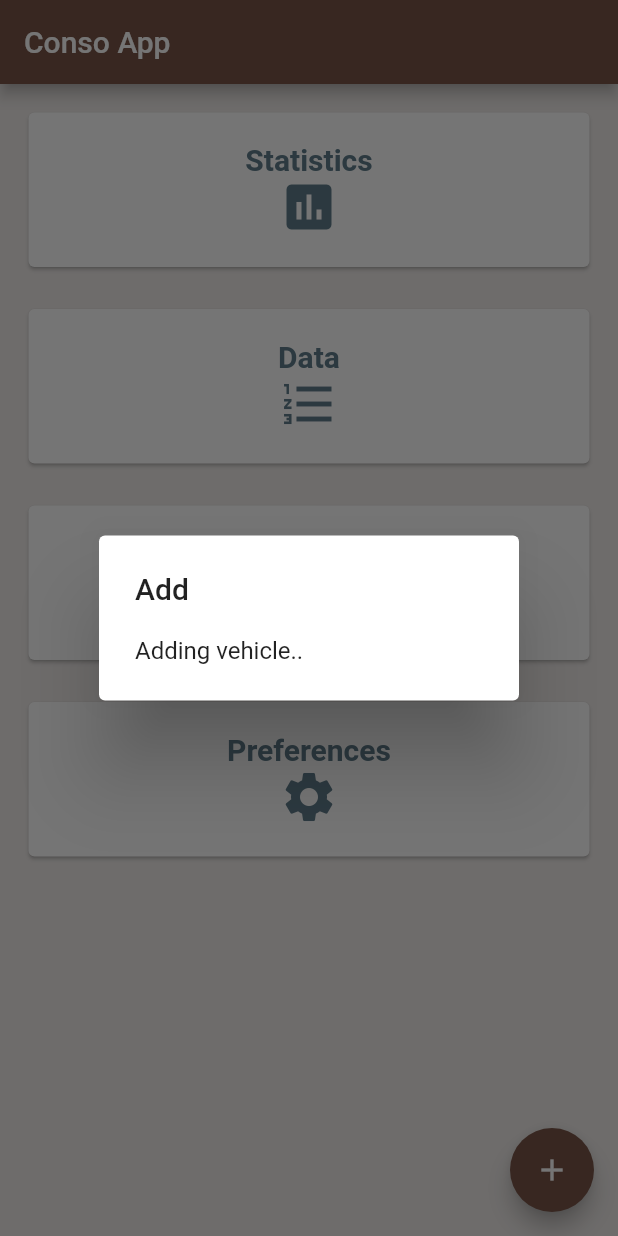
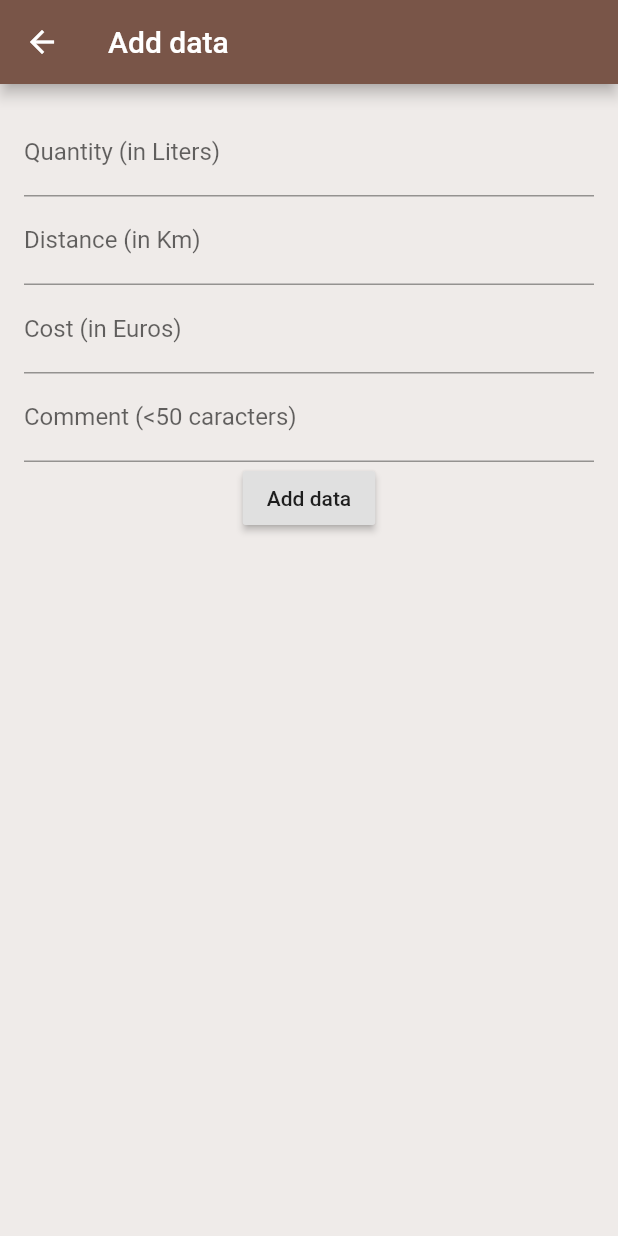
Before and after one commit to allarddenis/flutter-conso-app, a Flutter app: the screen it shows after launch, after a tap on the "add" icon, on a phone screen of 412 x 824 dp. Run offline on Flutter 3.47's test engine with Material 2 defaults, Android fonts, the phone set to English and light mode, and no system bars.

Commit message:
:sparkles: Adding routes and pages.

```diff
--- /dev/null
+++ b/lib/Pages/AddDataPage.dart
@@ -0,0 +1,100 @@
+import 'package:flutter/material.dart';
+import '../Utils/DataPiece.dart';
+
+class AddDataPage extends StatefulWidget {
+  @override
+  _AddDataPage createState() => new _AddDataPage();
+}
+
+class _AddDataPage extends State<AddDataPage> {
+  final scaffoldKey = new GlobalKey<ScaffoldState>();
+  final formKey = new GlobalKey<FormState>();
+
+  DataPiece data;
+
+  void _submit() {
+    final form = formKey.currentState;
+
+    if (form.validate()) {
+      form.save();
+
+      // Email & password matched our validation rules
+      // and are saved to _email and _password fields.
+      _performAddAction();
+    }
+  }
+
+  void _performAddAction() {
+    // This is just a demo, so no actual login here.
+    final snackbar = new SnackBar(
+      content: new Text('Adding data...'),
+    );
+
+    scaffoldKey.currentState.showSnackBar(snackbar);
+  }
+
+  @override
+  Widget build(BuildContext context) {
+    return new Scaffold(
+      key: scaffoldKey,
+      appBar: new AppBar(title: new Text("Add data"), backgroundColor: Colors.brown,),
+      backgroundColor: Colors.brown[50],
+      body: new Padding(
+        padding: const EdgeInsets.all(16.0),
+        child: new Form(
+          key: formKey,
+          child: new Column(
+            children: [
+              new TextFormField(
+                decoration: new InputDecoration(labelText: 'Quantity (in Liters)'),
+                validator: (val){
+                  try {
+                    var temp = double.parse(val.replaceAll(',', '.'));
+                    return temp < 0.0 ? 'Not a positive number' : null;
+                  } catch(e){
+                    return 'Not a double.';
+                  }
+                },
+                onSaved: (val) => data.quantity = double.parse(val.replaceAll(',', '.')),
+              ),
+              new TextFormField(
+                decoration: new InputDecoration(labelText: 'Distance (in Km)'),
+                validator: (val){
+                  try {
+                    var temp = double.parse(val.replaceAll(',', '.'));
+                    return temp < 0.0 ? 'Not a positive number' : null;
+                  } catch(e){
+                    return 'Not a double.';
+                  }
+                },
+                onSaved: (val) => data.distance = double.parse(val.replaceAll(',', '.')),
+              ),
+              new TextFormField(
+                decoration: new InputDecoration(labelText: 'Cost (in Euros)'),
+                validator: (val){
+                  try {
+                    var temp = double.parse(val.replaceAll(',', '.'));
+                    return temp < 0.0 ? 'Not a positive number' : null;
+                  } catch(e){
+                    return 'Not a double.';
+                  }
+                },
+                onSaved: (val) => data.cost = double.parse(val.replaceAll(',', '.')),
+              ),
+              new TextFormField(
+                decoration: new InputDecoration(labelText: 'Comment (<50 caracters)'),
+                validator: (val) =>
+                  val.length > 50 ? 'Comment is too long : <50 caracters' : null,
+                onSaved: (val) => data.comment = val,
+              ),
+              new RaisedButton(
+                onPressed: _submit,
+                child: new Text('Add data'),
+              ),
+            ],
+          ),
+        ),
+      ),
+    );
+  }
+}
--- /dev/null
+++ b/lib/Pages/HomePage.dart
@@ -0,0 +1,45 @@
+import 'package:flutter/material.dart';
+import '../UI/MyMenuCard.dart';
+
+class HomePage extends StatelessWidget {
+  @override
+  Widget build(BuildContext context) {
+    return new Scaffold(
+      appBar: new AppBar(title: new Text("Conso App"), backgroundColor: Colors.brown,),
+      backgroundColor: Colors.brown[50],
+      floatingActionButton: new FloatingActionButton(
+        backgroundColor: Colors.brown,
+        child: new Icon(Icons.add),
+        onPressed: (){
+          Navigator.of(context).pushNamed("/AddDataPage");
+        }
+      ),
+      body: new Container(
+        padding: new EdgeInsets.all(15.0),
+        child: new Column(
+          crossAxisAlignment: CrossAxisAlignment.stretch,
+          children: <Widget>[
+            new MyMenuCard(
+              title: "Statistics",
+              icon: Icons.insert_chart,
+            ),
+            new MyMenuCard(
+              title: "Data",
+              icon: Icons.format_list_numbered,
+              route: "/AddDataPage",
+            ),
+            new MyMenuCard(
+              title: "Vehicles",
+              icon: Icons.directions_car,
+              route: "/VehiclePage"
+            ),
+            new MyMenuCard(
+              title: "Preferences",
+              icon: Icons.settings,
+            )
+          ],
+        ),
+      ),
+    );
+  }
+}
--- a/lib/UI/MyMenuCard.dart
+++ b/lib/UI/MyMenuCard.dart
@@ -2,14 +2,19 @@ import 'package:flutter/material.dart';
 
 class MyMenuCard extends StatelessWidget {
 
-  MyMenuCard({ this.title, this.icon });
+  MyMenuCard({ this.title, this.icon, this.route });
 
   final String title;
   final IconData icon;
+  final String route;
 
   @override
   Widget build(BuildContext context){
-    return new Container(
+    return new GestureDetector(
+      onTap: () {
+        Navigator.of(context).pushNamed(this.route);
+      },
+      child: new Container(
         padding: new EdgeInsets.only(bottom: 20.0),
         child: new Card(
           child: new Container(
@@ -27,6 +32,7 @@ class MyMenuCard extends StatelessWidget {
             ),
           )
         )
+      ),
     );
   }
 }
--- /dev/null
+++ b/lib/Utils/DataPiece.dart
@@ -0,0 +1,10 @@
+class DataPiece {
+
+  DateTime date;
+  String comment;
+  double quantity;
+  double cost;
+  double price; // = cost/quantity
+  double distance;
+
+}
--- a/lib/main.dart
+++ b/lib/main.dart
@@ -1,55 +1,18 @@
 import 'package:flutter/material.dart';
-import 'UI/MyMenuCard.dart';
+
+// Pages
+import 'Pages/AddDataPage.dart';
+import 'Pages/HomePage.dart';
+import 'Pages/LoginPage.dart';
+import 'Pages/VehiclePage.dart';
 
 void main() {
   runApp(new MaterialApp(
-    home: new MyStatelessWidget()
+    home: new HomePage(),
+    routes: <String, WidgetBuilder>{
+      "/AddDataPage":(BuildContext context) => new AddDataPage(),
+      "/LoginPage":(BuildContext context) => new LoginPage(),
+      "/VehiclePage":(BuildContext context) => new VehiclePage(),
+    },
   ));
 }
-
-class MyStatelessWidget extends StatelessWidget {
-  @override
-  Widget build(BuildContext context) {
-    return new Scaffold(
-      appBar: new AppBar(title: new Text("Conso App"), backgroundColor: Colors.brown,),
-      backgroundColor: Colors.brown[50],
-      floatingActionButton: new FloatingActionButton(
-        backgroundColor: Colors.brown,
-        child: new Icon(Icons.add),
-        onPressed: (){
-          showDialog(
-            context: context,
-            child: new AlertDialog(
-              title: new Text("Add"),
-              content:new Text("Adding vehicle..")
-            )
-          );
-        }
-      ),
-      body: new Container(
-        padding: new EdgeInsets.all(15.0),
-        child: new Column(
-          crossAxisAlignment: CrossAxisAlignment.stretch,
-          children: <Widget>[
-            new MyMenuCard(
-              title: "Statistics",
-              icon: Icons.insert_chart,
-            ),
-            new MyMenuCard(
-              title: "Data",
-              icon: Icons.format_list_numbered,
-            ),
-            new MyMenuCard(
-              title: "Vehicles",
-              icon: Icons.directions_car,
-            ),
-            new MyMenuCard(
-              title: "Preferences",
-              icon: Icons.settings,
-            )
-          ],
-        ),
-      ),
-    );
-  }
-}
```
Also changed, not shown: lib/Pages/LoginPage.dart (added, +72 -0 lines), lib/Pages/VehiclePage.dart (added, +36 -0 lines). Lines whose indentation alone changed are shown as unchanged.
